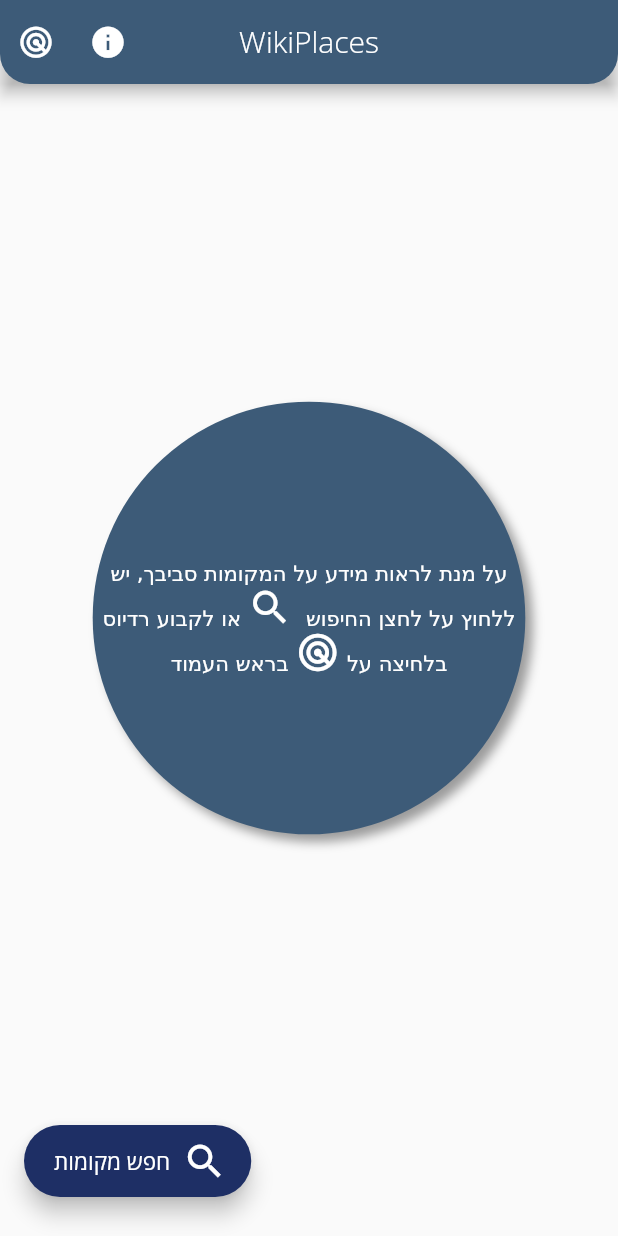
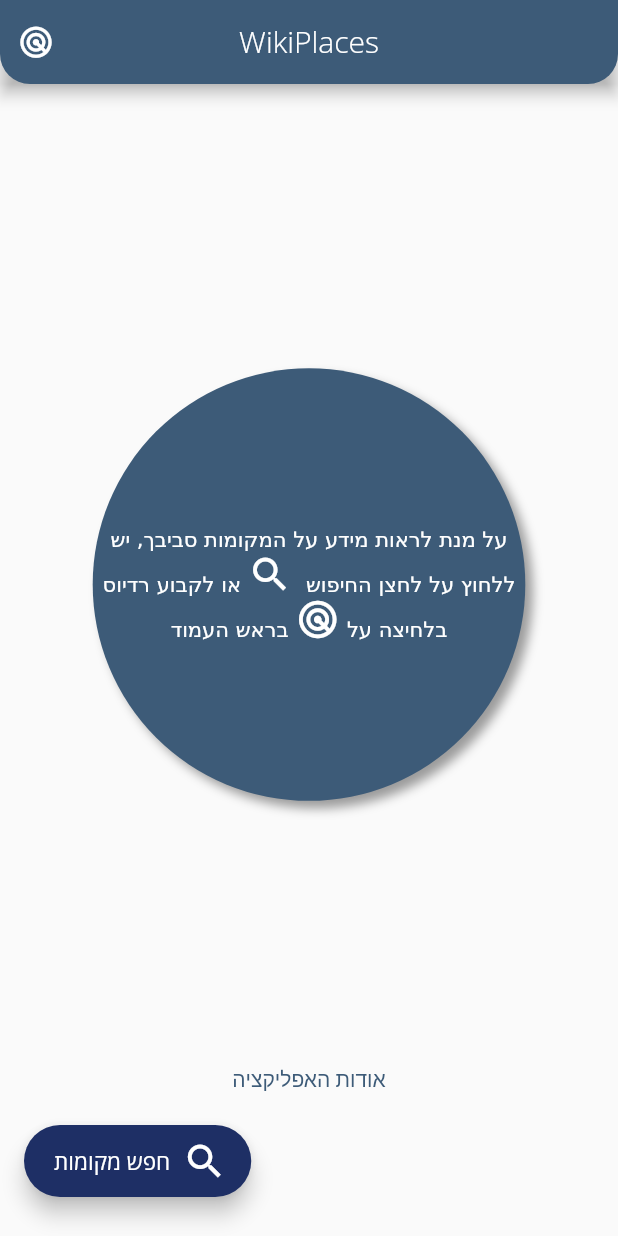
Before and after one commit to Tzahi-Levi/wiki-places-app, a Flutter app: the PlaceholderPage screen opened directly, on a phone screen of 412 x 824 dp. Run offline on Flutter 3.47's test engine with Material 2 defaults, Android fonts, the phone set to English and light mode, and no system bars; our stand-ins replace firebase_analytics, firebase_core, firebase_crashlytics, flutter_svg, geolocator, get and 6 more; missing offline and left inert: cross_connectivity, firebase_performance, sorted_list; accounts and stored records are empty.

Commit message:
Change "About the app" location

```diff
--- a/lib/localization/resources/resources_en.dart
+++ b/lib/localization/resources/resources_en.dart
@@ -27,4 +27,5 @@ final Map<String, String> resourcesEn = {
   // About The App
   'strLegalese': "All packages and icons used are properties of their respective owners",
   'strLostConnectionImage': "Lost Connection Image",
+  'strAboutTheApp' : "About the app",
 };
--- a/lib/localization/resources/resources_he.dart
+++ b/lib/localization/resources/resources_he.dart
@@ -27,4 +27,5 @@ final Map<String, String> resourcesHe = {
   // About The App
   'strLegalese': "כל החבילות והאייקונים בשימוש שייכים לבעליהם",
   'strLostConnectionImage': "תמונה בעיה ברשת",
+  'strAboutTheApp' : "אודות האפליקציה",
 };
--- a/lib/pages/placeholder_page/placeholder_page.dart
+++ b/lib/pages/placeholder_page/placeholder_page.dart
@@ -4,6 +4,8 @@ import 'package:get/get.dart';
 import 'package:wiki_places/global/constants.dart';
 import 'package:wiki_places/widgets/appbar.dart';
 import 'package:wiki_places/widgets/search_places_fab.dart';
+
+import '../../widgets/about_the_app.dart';
 
 class PlaceholderPage extends StatelessWidget {
   const PlaceholderPage({this.content = "", this.firstIcon, this.secondIcon, this.appBar, Key? key}) : super(key: key);
@@ -29,7 +31,12 @@ class PlaceholderPage extends StatelessWidget {
         appTitle: true,
       ),
       body: firstIcon == null ? Text(content) :
+      Column(
+        mainAxisAlignment: MainAxisAlignment.spaceAround,
+        children: [
           Center(
+            child: Padding(
+              padding: EdgeInsets.only(top: size.height * 0.2),
               child: Container(
                 width: size.width * 0.7,
                 height: size.width * 0.7,
@@ -64,6 +71,10 @@ class PlaceholderPage extends StatelessWidget {
                 ),
               ),
             ),
+          ),
+          const AboutTheApp(),
+        ],
+      ),
       floatingActionButton: SearchPlacesFAB(),
     );
   }
--- a/lib/widgets/about_the_app.dart
+++ b/lib/widgets/about_the_app.dart
@@ -32,9 +32,6 @@ class AboutTheApp extends StatelessWidget {
 
   @override
   Widget build(BuildContext context) {
-    return IconButton(
-      icon: const Icon(GlobalConstants.aboutTheAppIcon, size: 25),
-      onPressed: _showAboutTheApp,
-    );
+    return TextButton(onPressed: _showAboutTheApp, child: Text('strAboutTheApp'.tr));
   }
 }
--- a/lib/widgets/change_radius_appbar.dart
+++ b/lib/widgets/change_radius_appbar.dart
@@ -70,7 +70,6 @@ class ChangeRadiusAppbar extends StatelessWidget implements PreferredSizeWidget
     return WikiPlacesAppBar(
       appTitle: appTitle,
       actions: [
-        const AboutTheApp(),
         IconButton(
           onPressed: _openChangeRadiusDialog,
           icon: const Icon(GlobalConstants.updateRadiusIcon, size: 25, color: Colors.white),
```
Also changed, not shown: 1 other file. Lines whose indentation alone changed are shown as unchanged.
